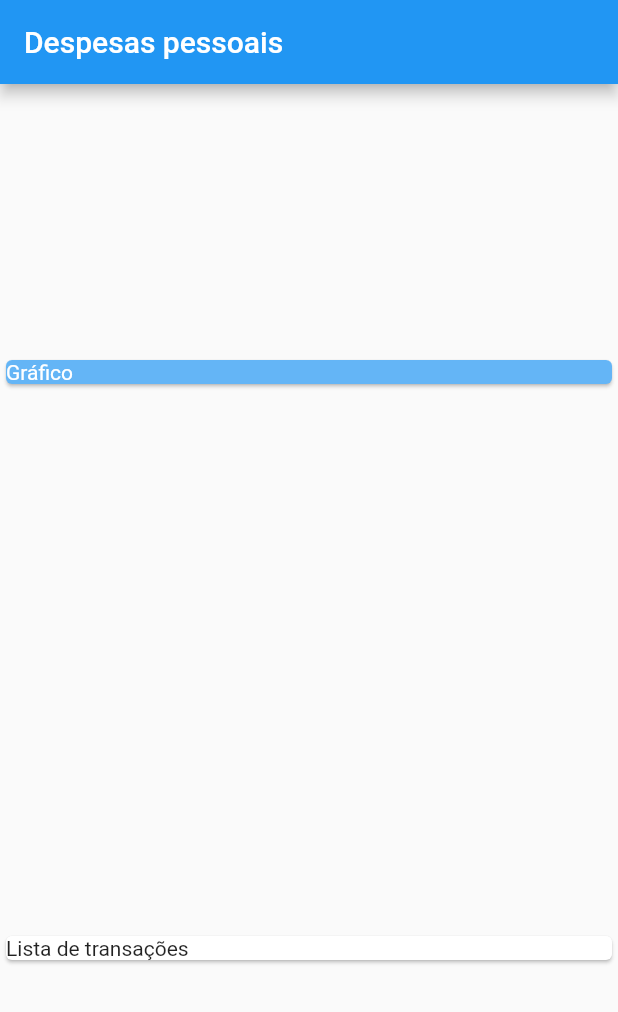
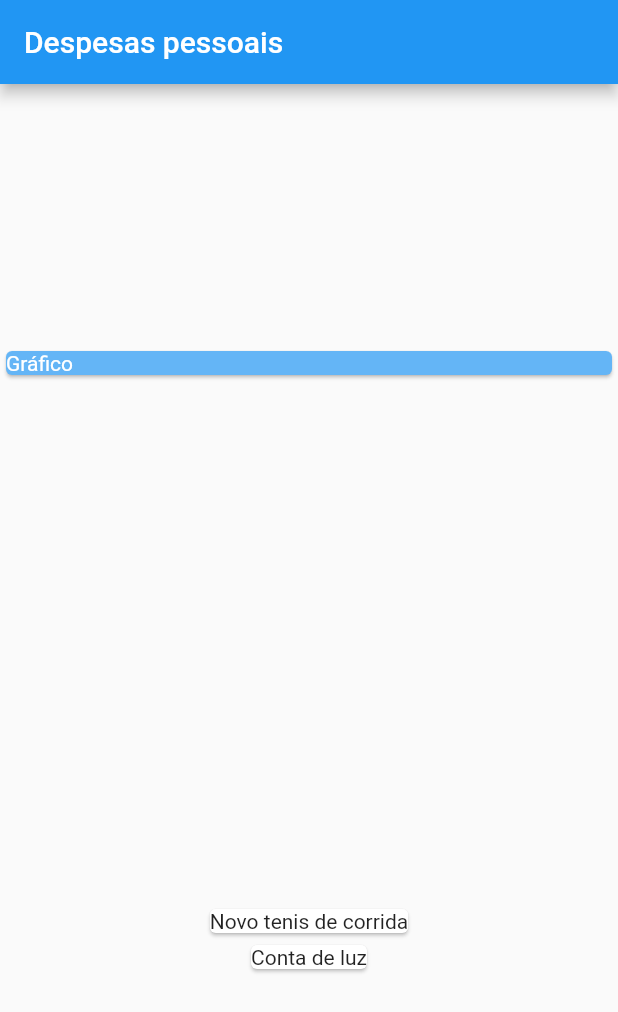
Before and after one commit to brandao-rafael/udemy-flutter, a Flutter app: the screen it shows after launch, on a phone screen of 412 x 824 dp. Shown: the top 1012 px of the screen. Run offline on Flutter 3.47's test engine with Material 2 defaults, Android fonts, the phone set to English and light mode, and no system bars.

Commit message:
feat: mapping temporary array to render in expenses column

```diff
--- a/sessao-4-contruindo-app-real/expenses/lib/main.dart
+++ b/sessao-4-contruindo-app-real/expenses/lib/main.dart
@@ -43,14 +43,14 @@ class MyHomePage extends StatelessWidget {
             Container(
               child: Card(
                 color: Colors.blue[300],
-                child: Text(
+                child: const Text(
                   "Gráfico",
                   style: TextStyle(color: Colors.white),
                 ),
               ),
             ),
-            Card(
-              child: Text('Lista de transações'),
+            Column(
+              children: _transaction.map((tr) => Card(child: Text(tr.title))).toList(),
             )
           ],
         ));
```
